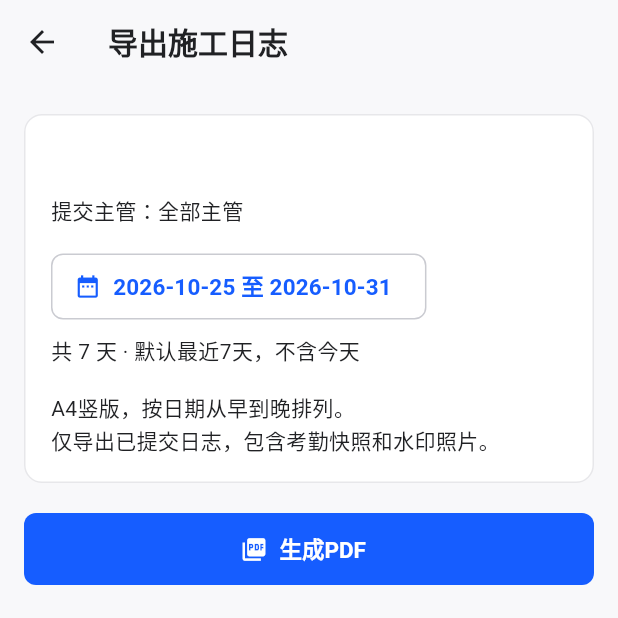
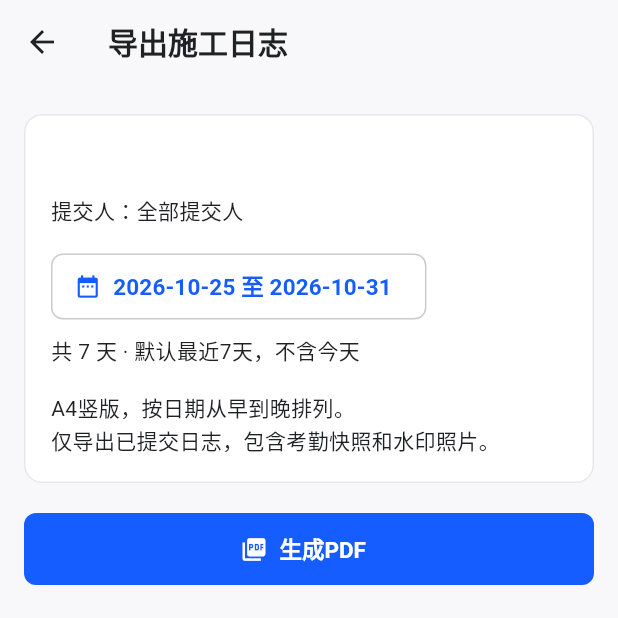
Before and after one commit to wing987987/checkin-app, a Flutter app: the ConstructionLogExportPage screen opened directly with empty values, on a phone screen of 412 x 824 dp, the top half of it. Run offline on Flutter 3.47's test engine with Material 3 defaults, Android fonts, the phone set to English and light mode, and no system bars; our stand-ins replace cached_network_image, camera, dio, flutter_image_compress, flutter_local_notifications, flutter_map and 9 more; missing offline and left inert: dart:js_interop; accounts and stored records are empty; network calls fail.

Commit message:
班组长按照工种来；班组长可以提交日志

```diff
--- a/lib/features/management/anomaly_reason_dialog.dart
+++ b/lib/features/management/anomaly_reason_dialog.dart
@@ -120,7 +120,7 @@ class _ReasonDialogState extends State<_ReasonDialog> {
                             crossAxisAlignment: CrossAxisAlignment.start,
                             children: [
                               Text(
-                                  '${entry['authorName']} · ${entry['authorRole'] == 'worker' ? '班组带工' : entry['authorRole'] == 'boss' ? '老总' : '主管'} · ${entry['createdAt']}',
+                                  '${entry['authorName']} · ${entry['authorRole'] == 'worker' ? '班组长' : entry['authorRole'] == 'boss' ? '老总' : '主管'} · ${entry['createdAt']}',
                                   style: Theme.of(context).textTheme.bodySmall),
                               Text('${entry['reason']}'),
                             ])),
--- a/lib/features/management/construction_log_export_page.dart
+++ b/lib/features/management/construction_log_export_page.dart
@@ -269,7 +269,7 @@ class _ConstructionLogExportPageState extends State<ConstructionLogExportPage>
                     Text(widget.project.name,
                         style: Theme.of(context).textTheme.titleLarge),
                     const SizedBox(height: 10),
-                    Text('提交主管：${widget.supervisorName ?? '全部主管'}'),
+                    Text('提交人：${widget.supervisorName ?? '全部提交人'}'),
                     const SizedBox(height: 16),
                     OutlinedButton.icon(
                         onPressed: _submitting || _pending || _downloading
--- a/lib/features/management/construction_log_history_page.dart
+++ b/lib/features/management/construction_log_history_page.dart
@@ -131,10 +131,10 @@ class _ConstructionLogHistoryPageState
                         label: Text(_date ?? '全部日期')),
                     DropdownButton<int>(
                         value: _supervisor,
-                        hint: const Text('全部主管'),
+                        hint: const Text('全部提交人'),
                         items: [
                           const DropdownMenuItem<int>(
-                              value: null, child: Text('全部主管')),
+                              value: null, child: Text('全部提交人')),
                           ...supervisors.entries.map((e) => DropdownMenuItem(
                               value: e.key, child: Text(e.value)))
                         ],
--- a/lib/features/worker/foreman_anomalies_page.dart
+++ b/lib/features/worker/foreman_anomalies_page.dart
@@ -53,12 +53,14 @@ class _ForemanAnomaliesPageState extends State<ForemanAnomaliesPage> {
         body: _loading
             ? const Center(child: CircularProgressIndicator())
             : ListView(padding: const EdgeInsets.all(16), children: [
-                const Text('班组带工可填写现场异常原因，由主管审批处理。'),
+                const Text('班组长仅可填写本班组、负责工种的异常原因，由主管审批处理。'),
+                for (final team in _teams)
+                  Text('${team['teamName']} · ${team['jobTypeName']}班组长'),
                 if (_error != null) Text(_error!),
                 if (_error == null && _teams.isEmpty)
-                  const Text('您尚未被设置为班组带工，请联系主管。'),
+                  const Text('您尚未被设置为班组长，请联系主管。'),
                 if (_teams.isNotEmpty && _items.isEmpty)
-                  const Text('本班组暂无待处理异常'),
+                  const Text('本班组负责工种暂无待处理异常'),
                 for (final item in _items)
                   Card(
                       child: ListTile(
--- a/lib/services/anomaly_reason_service.dart
+++ b/lib/services/anomaly_reason_service.dart
@@ -18,9 +18,9 @@ class AnomalyReasonService {
       _list(DioClient.instance.get('/api/ck/foreman/teams'));
   static Future<List<Map<String, dynamic>>> foremen(int project) =>
       _list(DioClient.instance.get('/api/ck/projects/$project/foremen'));
-  static Future<void> setForeman(int team, int? worker) async {
-    await _data(DioClient.instance
-        .put('/api/ck/teams/$team/foreman', data: {'workerId': worker}));
+  static Future<void> setForeman(int team, int jobTypeId, int? worker) async {
+    await _data(DioClient.instance.put('/api/ck/teams/$team/foreman',
+        data: {'jobTypeId': jobTypeId, 'workerId': worker}));
   }
 
   static Future<List<AttendanceAnomaly>> anomalies(
--- a/lib/services/construction_log_service.dart
+++ b/lib/services/construction_log_service.dart
@@ -3,10 +3,17 @@ import 'dart:typed_data';
 import 'package:dio/dio.dart';
 import '../core/models/api_result.dart';
 import '../core/network/dio_client.dart';
+import '../models/checkin_project.dart';
 
 class ConstructionLogService {
   static final _client = DioClient.instance;
   static const _path = '/api/ck/construction-logs';
+  static Future<ApiResult<List<CheckinProject>>> availableProjects() async =>
+      ApiResult.fromJson(
+          (await _client.get('$_path/projects')).data,
+          (v) => (v as List)
+              .map((p) => CheckinProject.fromJson(Map<String, dynamic>.from(p)))
+              .toList());
   static ApiResult<Map<String, dynamic>> _map(dynamic data) =>
       ApiResult.fromJson(data, (v) => Map<String, dynamic>.from(v));
 
--- a/pubspec.yaml
+++ b/pubspec.yaml
@@ -1,7 +1,7 @@
 name: checkin_app
 description: Worker clock-in app - GPS based attendance, shift recognition and monthly reports
 publish_to: 'none'
-version: 0.6.0+45
+version: 0.6.1+46
 
 environment:
   sdk: '>=3.0.0 <4.0.0'
```
Also changed, not shown: lib/features/management/construction_log_page.dart (+13 -4 lines), lib/features/management/worker_management_page.dart (+13 -9 lines), lib/features/worker/foreman_construction_logs_page.dart (added, +68 -0 lines), lib/features/worker/worker_home_page.dart (+12 -2 lines).
